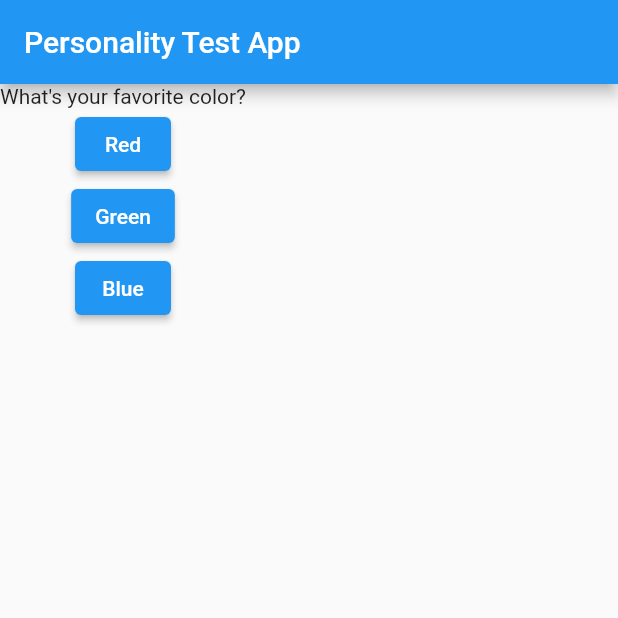
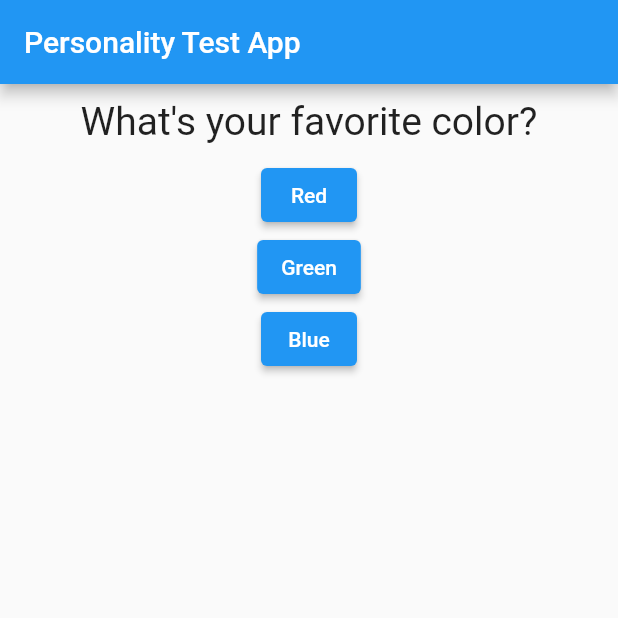
Before and after one commit to touhidulshawan/Learn_Flutter, a Flutter app: the screen it shows after launch, on a phone screen of 412 x 824 dp, the top half of it. Run offline on Flutter 3.47's test engine with Material 2 defaults, Android fonts, the phone set to English and light mode, and no system bars.

Commit message:
create a custom question widget

```diff
--- a/project_1/lib/main.dart
+++ b/project_1/lib/main.dart
@@ -1,4 +1,5 @@
 import 'package:flutter/material.dart';
+import './question.dart';
 
 void main() => runApp(const MyApp());
 
@@ -8,6 +9,7 @@ class MyApp extends StatefulWidget {
   @override
   State<MyApp> createState() => _MyAppState();
 }
+
 
 class _MyAppState extends State<MyApp> {
   var _questionIndex = 0;
@@ -32,7 +34,7 @@ class _MyAppState extends State<MyApp> {
           title: const Text('Personality Test App'),
         ),
         body: Column(children: [
-          Text(questions[_questionIndex]),
+          Question(questions[_questionIndex]),
           ElevatedButton(onPressed: _handlePress, child: const Text('Red')),
           ElevatedButton(onPressed: _handlePress, child: const Text('Green')),
           ElevatedButton(onPressed: _handlePress, child: const Text('Blue')),
--- /dev/null
+++ b/project_1/lib/question.dart
@@ -0,0 +1,20 @@
+import 'package:flutter/material.dart';
+
+class Question extends StatelessWidget {
+  Question(this.question);
+
+  final String question;
+
+  @override
+  Widget build(BuildContext context) {
+    return Container(
+      width: double.infinity,
+      margin: EdgeInsets.all(10),
+      child: Text(
+        question,
+        style: TextStyle(fontSize: 26),
+        textAlign: TextAlign.center,
+      ),
+    );
+  }
+}
```
